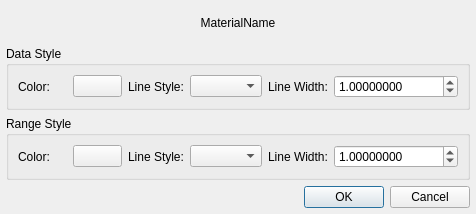
Above: hexrd/ui/resources/ui/overlay_style_picker.ui from HEXRD/hexrdgui before the change. Below: the same form after it.
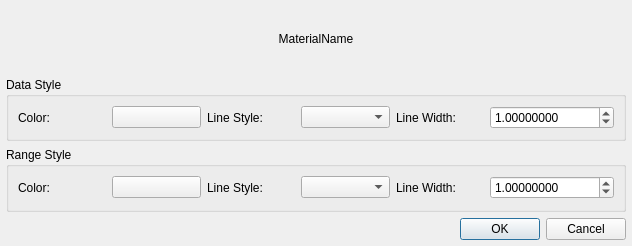
That is the form after the change. Custom widgets are drawn as their Qt base class.

Commit message:
Turn off keyboard tracking in style spinbox
All of our spinboxes should have keyboard tracking turned off.

This was missed...

Diff of the .ui file:
```diff
--- a/hexrd/ui/resources/ui/overlay_style_picker.ui
+++ b/hexrd/ui/resources/ui/overlay_style_picker.ui
@@ -6,8 +6,8 @@
    <rect>
     <x>0</x>
     <y>0</y>
-    <width>476</width>
-    <height>214</height>
+    <width>632</width>
+    <height>246</height>
    </rect>
   </property>
   <layout class="QGridLayout" name="gridLayout">
```
Left out of the diff: 3 changed lines with no effect on the pictures.
